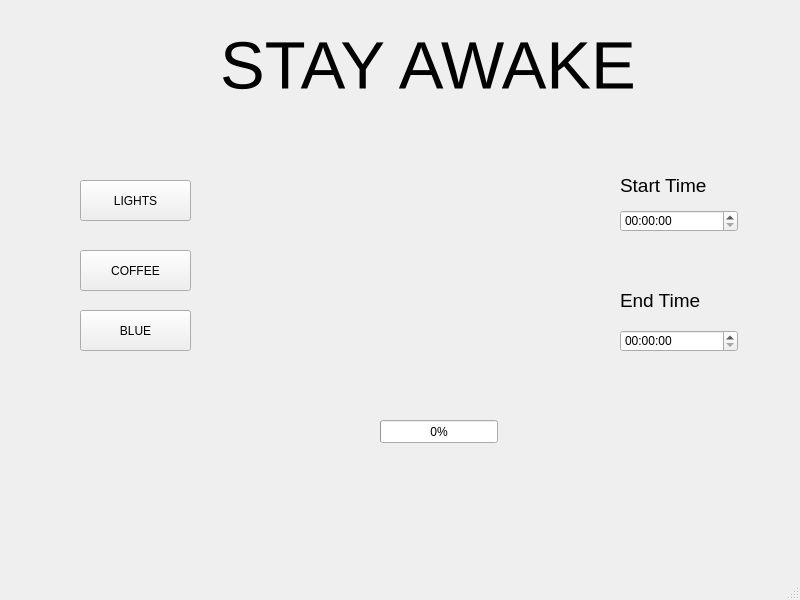
Old version of the form mainwindow.ui in the repository JMielbrecht-Class-Projects/All-Night-Inator_Team-LeMorse.
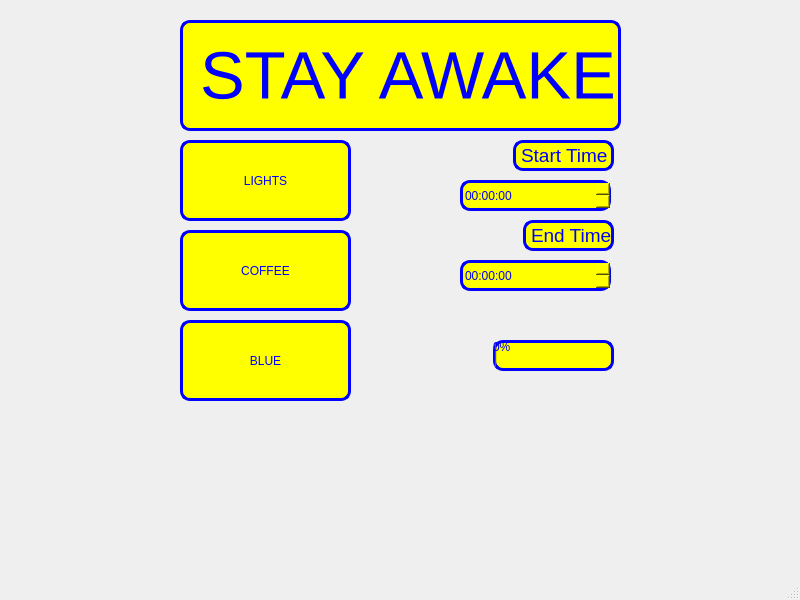
New version of the form.

What changed in the file:
```diff
--- a/mainwindow.ui
+++ b/mainwindow.ui
@@ -17,9 +17,9 @@
    <widget class="QLabel" name="motto">
     <property name="geometry">
      <rect>
-      <x>220</x>
-      <y>10</y>
-      <width>431</width>
+      <x>180</x>
+      <y>20</y>
+      <width>441</width>
       <height>111</height>
      </rect>
     </property>
@@ -28,6 +28,18 @@
       <pointsize>50</pointsize>
      </font>
     </property>
+    <property name="styleSheet">
+     <string notr="true">QLabel {
+	border-color: rgb(0, 0, 255);
+  color: rgb(0, 0, 255);
+  background-color: rgb(255, 255, 0);
+  border-width: 3px;
+  border-style: solid;
+  border-radius:10px;
+  margin:0px;
+  padding:0px;
+}</string>
+    </property>
     <property name="text">
      <string>STAY AWAKE</string>
     </property>
@@ -35,12 +47,23 @@
    <widget class="QPushButton" name="coffeeButton">
     <property name="geometry">
      <rect>
-      <x>80</x>
-      <y>250</y>
-      <width>111</width>
-      <height>41</height>
+      <x>180</x>
+      <y>230</y>
+      <width>171</width>
+      <height>81</height>
      </rect>
     </property>
+    <property name="styleSheet">
+     <string notr="true">QPushButton {
+  color: rgb(0, 0, 255);
+  background-color: rgb(255, 255, 0);
+  border-width: 3px;
+  border-style: solid;
+  border-radius:10px;
+  margin:0px;
+  padding:0px;
+}</string>
+    </property>
     <property name="text">
      <string>COFFEE</string>
     </property>
@@ -48,12 +71,23 @@
    <widget class="QPushButton" name="lightButton">
     <property name="geometry">
      <rect>
-      <x>80</x>
-      <y>180</y>
-      <width>111</width>
-      <height>41</height>
+      <x>180</x>
+      <y>140</y>
+      <width>171</width>
+      <height>81</height>
      </rect>
     </property>
+    <property name="styleSheet">
+     <string notr="true">QPushButton {
+  color: rgb(0, 0, 255);
+  background-color: rgb(255, 255, 0);
+  border-width: 3px;
+  border-style: solid;
+  border-radius:10px;
+  margin:0px;
+  padding:0px;
+}</string>
+    </property>
     <property name="text">
      <string>LIGHTS</string>
     </property>
@@ -61,12 +95,23 @@
    <widget class="QPushButton" name="blueButton">
     <property name="geometry">
      <rect>
-      <x>80</x>
-      <y>310</y>
-      <width>111</width>
-      <height>41</height>
+      <x>180</x>
+      <y>320</y>
+      <width>171</width>
+      <height>81</height>
      </rect>
     </property>
+    <property name="styleSheet">
+     <string notr="true">QPushButton {
+  color: rgb(0, 0, 255);
+  background-color: rgb(255, 255, 0);
+  border-width: 3px;
+  border-style: solid;
+  border-radius:10px;
+  margin:0px;
+  padding:0px;
+}</string>
+    </property>
     <property name="text">
      <string>BLUE</string>
     </property>
@@ -74,8 +119,8 @@
    <widget class="QLabel" name="label_start">
     <property name="geometry">
      <rect>
-      <x>620</x>
-      <y>170</y>
+      <x>513</x>
+      <y>140</y>
       <width>101</width>
       <height>31</height>
      </rect>
@@ -85,6 +130,18 @@
       <pointsize>14</pointsize>
      </font>
     </property>
+    <property name="styleSheet">
+     <string notr="true">QLabel {
+	border-color: rgb(0, 0, 255);
+  color: rgb(0, 0, 255);
+  background-color: rgb(255, 255, 0);
+  border-width: 3px;
+  border-style: solid;
+  border-radius:10px;
+  margin:0px;
+  padding:0px;
+}</string>
+    </property>
     <property name="text">
      <string>Start Time</string>
     </property>
@@ -92,10 +149,10 @@
    <widget class="QLabel" name="labe_end">
     <property name="geometry">
      <rect>
-      <x>620</x>
-      <y>290</y>
-      <width>101</width>
-      <height>21</height>
+      <x>523</x>
+      <y>220</y>
+      <width>91</width>
+      <height>31</height>
      </rect>
     </property>
     <property name="font">
@@ -103,6 +160,18 @@
       <pointsize>14</pointsize>
      </font>
     </property>
+    <property name="styleSheet">
+     <string notr="true">QLabel {
+	border-color: rgb(0, 0, 255);
+  color: rgb(0, 0, 255);
+  background-color: rgb(255, 255, 0);
+  border-width: 3px;
+  border-style: solid;
+  border-radius:10px;
+  margin:0px;
+  padding:0px;
+}</string>
+    </property>
     <property name="text">
      <string>End Time</string>
     </property>
@@ -110,12 +179,24 @@
    <widget class="QProgressBar" name="timeToEnd">
     <property name="geometry">
      <rect>
-      <x>380</x>
-      <y>420</y>
-      <width>118</width>
-      <height>23</height>
+      <x>493</x>
+      <y>340</y>
+      <width>121</width>
+      <height>31</height>
      </rect>
     </property>
+    <property name="styleSheet">
+     <string notr="true">QProgressBar {
+	border-color: rgb(0, 0, 255);
+  color: rgb(0, 0, 255);
+  background-color: rgb(255, 255, 0);
+  border-width: 3px;
+  border-style: solid;
+  border-radius:10px;
+  margin:0px;
+  padding:0px;
+}</string>
+    </property>
     <property name="value">
      <number>0</number>
     </property>
@@ -123,22 +204,46 @@
    <widget class="QTimeEdit" name="startTime">
     <property name="geometry">
      <rect>
-      <x>620</x>
-      <y>210</y>
-      <width>118</width>
-      <height>22</height>
+      <x>460</x>
+      <y>180</y>
+      <width>151</width>
+      <height>31</height>
      </rect>
     </property>
+    <property name="styleSheet">
+     <string notr="true">QTimeEdit {
+	border-color: rgb(0, 0, 255);
+  color: rgb(0, 0, 255);
+  background-color: rgb(255, 255, 0);
+  border-width: 3px;
+  border-style: solid;
+  border-radius:10px;
+  margin:0px;
+  padding:0px;
+}</string>
+    </property>
    </widget>
    <widget class="QTimeEdit" name="endTime">
     <property name="geometry">
      <rect>
-      <x>620</x>
-      <y>330</y>
-      <width>118</width>
-      <height>22</height>
+      <x>460</x>
+      <y>260</y>
+      <width>151</width>
+      <height>31</height>
      </rect>
     </property>
+    <property name="styleSheet">
+     <string notr="true">QTimeEdit {
+	border-color: rgb(0, 0, 255);
+  color: rgb(0, 0, 255);
+  background-color: rgb(255, 255, 0);
+  border-width: 3px;
+  border-style: solid;
+  border-radius:10px;
+  margin:0px;
+  padding:0px;
+}</string>
+    </property>
    </widget>
   </widget>
   <widget class="QMenuBar" name="menubar">
```
